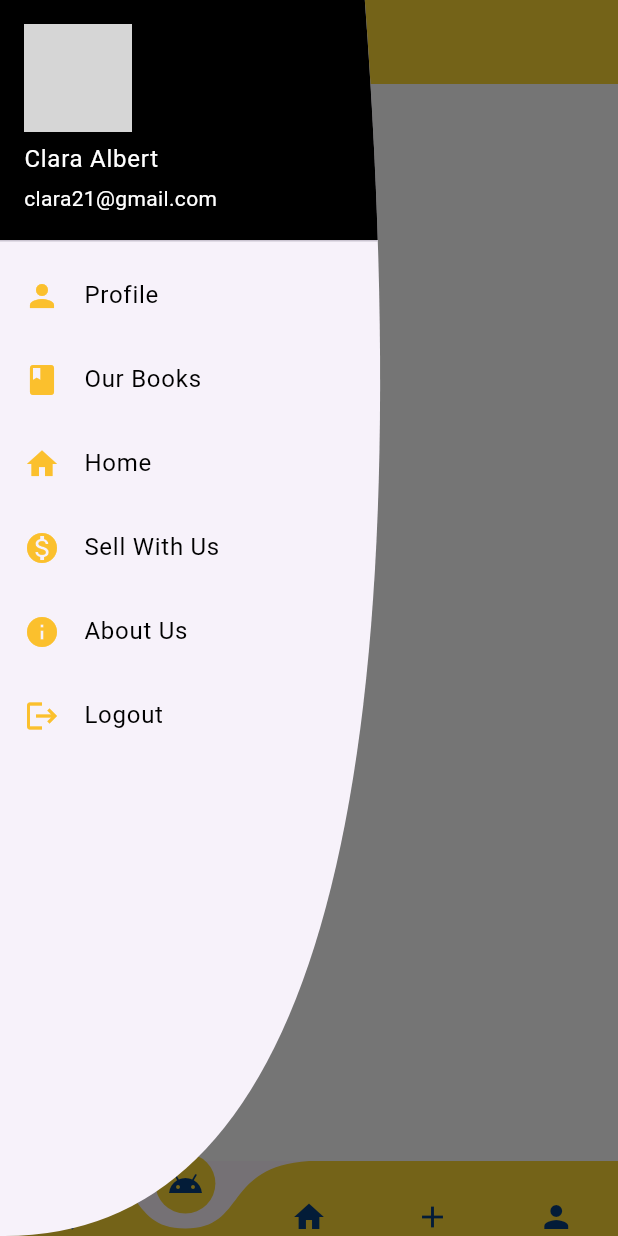
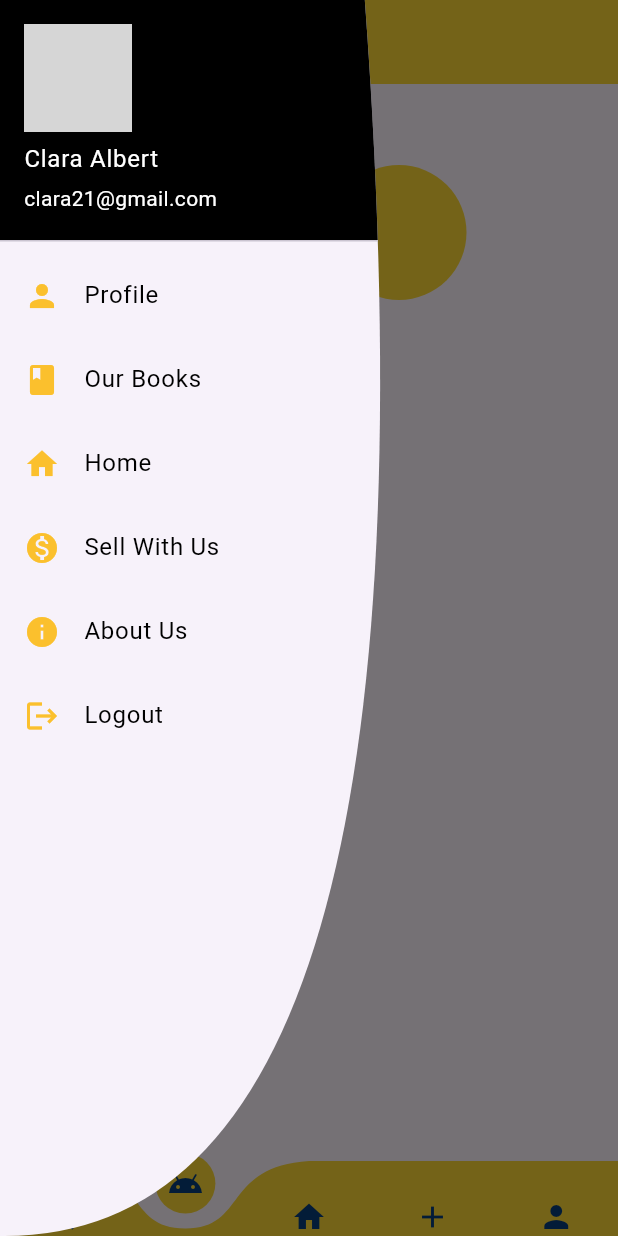
Before and after one commit to shamylkashif/E-commerce_InternIntelligence, a Flutter app: the HomePage screen opened directly, item 2 of the bottom bar chosen, with the side drawer open, on a phone screen of 412 x 824 dp. Run offline on Flutter 3.47's test engine with Material 3 defaults, Android fonts, the phone set to English and light mode, and no system bars; drawn by our look-alikes of curved_navigation_bar; our stand-ins replace carousel_slider, firebase_core; accounts and stored records are empty; grey boxes are pictures that could not be loaded.

Commit message:
commit and push

```diff
--- a/lib/ask_ai.dart
+++ b/lib/ask_ai.dart
@@ -1,3 +1,4 @@
+import 'package:bookstore/commons/colors.dart';
 import 'package:flutter/material.dart';
 
 class AskAI extends StatefulWidget {
@@ -12,7 +13,20 @@ class _AskAIState extends State<AskAI> {
   @override
   Widget build(BuildContext context) {
     return Scaffold(
-         backgroundColor: Colors.white,
+         body: Column(
+           children: [
+             Center(child: Text('Asky', style: TextStyle(fontSize: 24, color: blue),)),
+             Container(
+               margin: EdgeInsets.only(top: 20,left: 120),
+               height: 90,
+               width: 90,
+               decoration: BoxDecoration(
+                 color: yellow,
+                 shape: BoxShape.circle,
+               ),
+             ),
+           ],
+         ),
     );
   }
 }
--- a/lib/my_account.dart
+++ b/lib/my_account.dart
@@ -17,12 +17,7 @@ class _MyProfileState extends State<MyProfile> {
   Widget build(BuildContext context) {
     return Scaffold(
          appBar: AppBar(
-           leading: InkWell(
-               onTap: (){
-                 Navigator.pop(context);
-               },
-               child: Icon(Icons.arrow_back_ios, color: blue,)
-           ),
+           automaticallyImplyLeading: false,
            actions: [
              TextButton(
                  onPressed: (){
--- a/lib/screens/home-pg.dart
+++ b/lib/screens/home-pg.dart
@@ -37,9 +37,9 @@ class _HomePageState extends State<HomePage> with TickerProviderStateMixin {
   Widget build(BuildContext context) {
     return Scaffold(
       appBar: AppBar(
-        backgroundColor: yellow, // You can set your preferred color here
-        iconTheme: IconThemeData(color: blue), // Color for the drawer icon
-        elevation: 0, // Remove the shadow if needed
+        backgroundColor: yellow,
+        iconTheme: IconThemeData(color: blue),
+        elevation: 0,
       ),
       body: _pages[_selectedIndex],
       bottomNavigationBar: CurvedNavigationBar(
--- a/pubspec.yaml
+++ b/pubspec.yaml
@@ -38,6 +38,7 @@ dependencies:
   curved_navigation_bar: ^1.0.6
   firebase_core:
   animated_text_kit: ^4.2.2
+  cloud_firestore: ^4.14.0
 
 
   # The following adds the Cupertino Icons font to your application.
```
Also changed, not shown: lib/loaders.dart (added), pubspec.lock.
